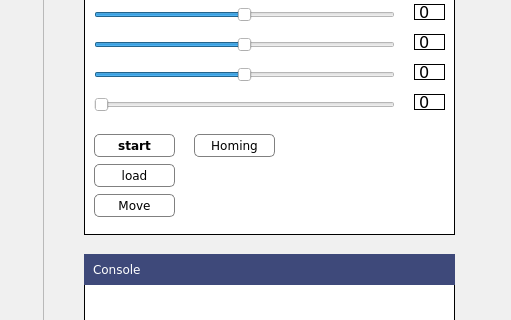
Before: the Qt Designer form quart-ui.ui in kvostyc/Universal, drawn with Qt 5; both pictures show x 856 to 1367 and y 366 to 686 of the 1367 by 840 pixel window.
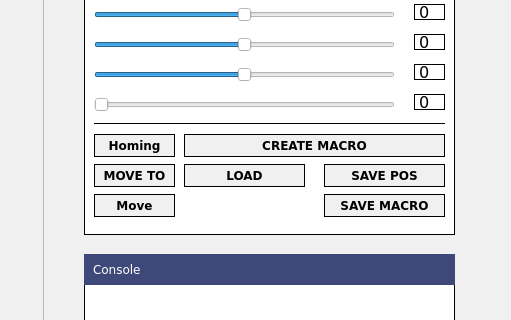
After: the same form once the commit is applied.

```diff
--- a/quart-ui.ui
+++ b/quart-ui.ui
@@ -327,9 +327,9 @@
     <widget class="QPushButton" name="startButton">
      <property name="geometry">
       <rect>
-       <x>10</x>
-       <y>150</y>
-       <width>81</width>
+       <x>100</x>
+       <y>180</y>
+       <width>121</width>
        <height>23</height>
       </rect>
      </property>
@@ -341,25 +341,28 @@
       </font>
      </property>
      <property name="styleSheet">
-      <string notr="true">border-radius: 5px; 
-border: 1px solid gray;</string>
+      <string notr="true">border: 1px solid black;
+background: #F0f0f0;
+</string>
      </property>
      <property name="text">
-      <string>start</string>
+      <string>LOAD</string>
      </property>
     </widget>
     <widget class="QPushButton" name="homingButton">
      <property name="geometry">
       <rect>
-       <x>110</x>
+       <x>10</x>
        <y>150</y>
        <width>81</width>
        <height>23</height>
       </rect>
      </property>
      <property name="styleSheet">
-      <string notr="true">border-radius: 5px; 
-border: 1px solid gray;</string>
+      <string notr="true">border: 1px solid black;
+background: #F0f0f0;
+font-weight: bold;
+</string>
      </property>
      <property name="text">
       <string>Homing</string>
@@ -375,11 +378,13 @@
       </rect>
      </property>
      <property name="styleSheet">
-      <string notr="true">border-radius: 5px; 
-border: 1px solid gray;</string>
+      <string notr="true">border: 1px solid black;
+background: #F0f0f0;
+font-weight: bold;
+</string>
      </property>
      <property name="text">
-      <string>load</string>
+      <string>MOVE TO</string>
      </property>
     </widget>
     <widget class="QPushButton" name="moveButton">
@@ -392,8 +397,10 @@
       </rect>
      </property>
      <property name="styleSheet">
-      <string notr="true">border-radius: 5px; 
-border: 1px solid gray;</string>
+      <string notr="true">border: 1px solid black;
+background: #F0f0f0;
+font-weight: bold;
+</string>
      </property>
      <property name="text">
       <string>Move</string>
@@ -482,6 +489,109 @@
       <string>0</string>
      </property>
     </widget>
+    <widget class="Line" name="line">
+     <property name="geometry">
+      <rect>
+       <x>10</x>
+       <y>120</y>
+       <width>351</width>
+       <height>20</height>
+      </rect>
+     </property>
+     <property name="styleSheet">
+      <string notr="true">border-left: none;
+border-right: none;
+border-top: none;</string>
+     </property>
+     <property name="orientation">
+      <enum>Qt::Horizontal</enum>
+     </property>
+    </widget>
+    <widget class="QPushButton" name="create_MacroButton">
+     <property name="geometry">
+      <rect>
+       <x>100</x>
+       <y>150</y>
+       <width>261</width>
+       <height>23</height>
+      </rect>
+     </property>
+     <property name="styleSheet">
+      <string notr="true">border: 1px solid black;
+background: #F0f0f0;
+font-weight: bold;
+</string>
+     </property>
+     <property name="text">
+      <string>CREATE MACRO</string>
+     </property>
+    </widget>
+    <widget class="QPushButton" name="save_PosButton">
+     <property name="geometry">
+      <rect>
+       <x>240</x>
+       <y>180</y>
+       <width>121</width>
+       <height>23</height>
+      </rect>
+     </property>
+     <property name="font">
+      <font>
+       <family>Verdana</family>
+       <weight>75</weight>
+       <bold>true</bold>
+      </font>
+     </property>
+     <property name="styleSheet">
+      <string notr="true">border: 1px solid black;
+background: #F0f0f0;
+</string>
+     </property>
+     <property name="text">
+      <string>SAVE POS</string>
+     </property>
+    </widget>
+    <widget class="QPushButton" name="save_MacroButton">
+     <property name="geometry">
+      <rect>
+       <x>240</x>
+       <y>210</y>
+       <width>121</width>
+       <height>23</height>
+      </rect>
+     </property>
+     <property name="font">
+      <font>
+       <family>Verdana</family>
+       <weight>75</weight>
+       <bold>true</bold>
+      </font>
+     </property>
+     <property name="styleSheet">
+      <string notr="true">border: 1px solid black;
+background: #F0f0f0;
+</string>
+     </property>
+     <property name="text">
+      <string>SAVE MACRO</string>
+     </property>
+    </widget>
+    <zorder>line</zorder>
+    <zorder>X_slider</zorder>
+    <zorder>Y_slider</zorder>
+    <zorder>Z_slider</zorder>
+    <zorder>startButton</zorder>
+    <zorder>homingButton</zorder>
+    <zorder>loadButton</zorder>
+    <zorder>moveButton</zorder>
+    <zorder>A_slider</zorder>
+    <zorder>X_lcd</zorder>
+    <zorder>Y_lcd</zorder>
+    <zorder>Z_lcd</zorder>
+    <zorder>A_lcd</zorder>
+    <zorder>create_MacroButton</zorder>
+    <zorder>save_PosButton</zorder>
+    <zorder>save_MacroButton</zorder>
    </widget>
    <widget class="QLabel" name="label_5">
     <property name="geometry">
```
